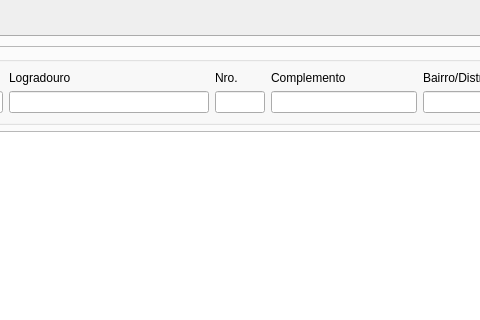
Above: ui/cadastrocliente.ui from lellisls/ERP-STACCATO before the change; both pictures show x 255 to 735 and y 0 to 320 of the 1163 by 607 pixel window. Below: the same form after it.
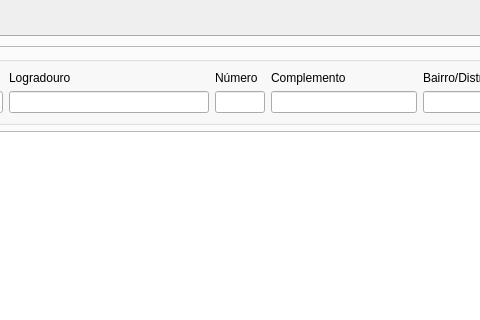
That is the form after the change. The open tabs and pages were chosen to show the change. Icons and pictures are not drawn. Custom widgets are drawn as their Qt base class.

```diff
--- a/ui/cadastrocliente.ui
+++ b/ui/cadastrocliente.ui
@@ -922,7 +922,7 @@
              <item row="0" column="3">
               <widget class="QLabel" name="labelNro">
                <property name="text">
-                <string>Nro.</string>
+                <string>Número</string>
                </property>
               </widget>
              </item>
```
